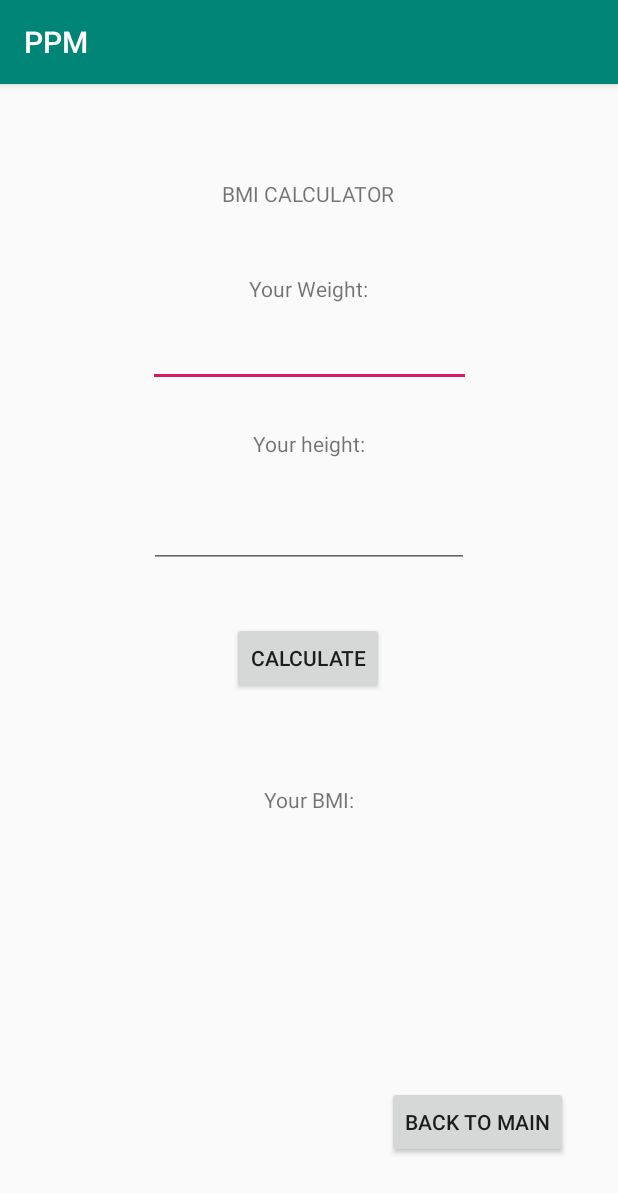
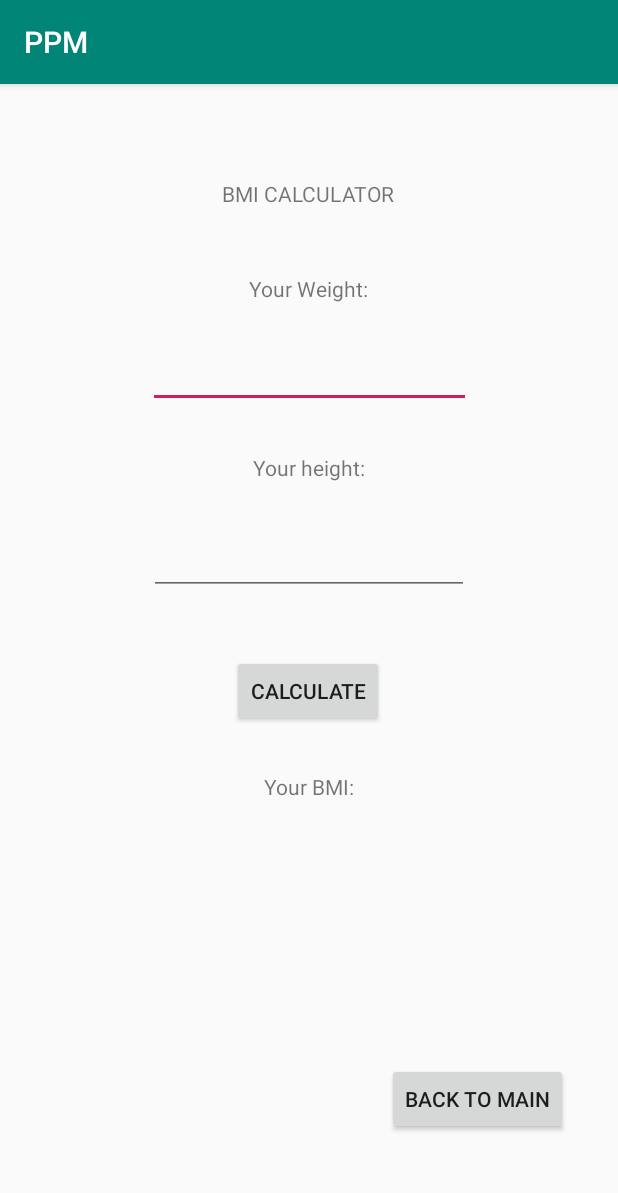
Before and after one commit to ravczar/PAMO, an Android app: the BMI screen opened directly, with no data from a screen before it, on a phone screen of 412 x 824 dp. Shown: the top 1193 px of the screen. Run offline under Robolectric (Android 15) with nearby library versions, the phone set to English and light mode, and no system bars.

Commit message:
remove search bar from main view left by mistake

```diff
--- a/PPM/app/src/main/res/layout/activity_main.xml
+++ b/PPM/app/src/main/res/layout/activity_main.xml
@@ -119,10 +119,4 @@
         app:layout_constraintStart_toEndOf="@+id/sex_text"
         app:layout_constraintTop_toBottomOf="@+id/ppm_view" />
 
-    <SearchView
-        android:layout_width="409dp"
-        android:layout_height="260dp"
-        tools:layout_editor_absoluteX="1dp"
-        tools:layout_editor_absoluteY="470dp" />
-
 </androidx.constraintlayout.widget.ConstraintLayout>
--- a/PPM/app/src/main/res/layout/bmi.xml
+++ b/PPM/app/src/main/res/layout/bmi.xml
@@ -22,12 +22,15 @@
         android:id="@+id/bmi_back"
         android:layout_width="wrap_content"
         android:layout_height="wrap_content"
+        android:layout_marginTop="70dp"
         android:layout_marginBottom="52dp"
         android:text="Back To Main"
         app:layout_constraintBottom_toBottomOf="parent"
         app:layout_constraintEnd_toEndOf="parent"
         app:layout_constraintHorizontal_bias="0.885"
-        app:layout_constraintStart_toStartOf="parent" />
+        app:layout_constraintStart_toStartOf="parent"
+        app:layout_constraintTop_toBottomOf="@+id/result"
+        app:layout_constraintVertical_bias="0.872" />
 
     <TextView
         android:id="@+id/textView4"
@@ -43,7 +46,7 @@
         android:id="@+id/weight"
         android:layout_width="215dp"
         android:layout_height="40dp"
-        android:layout_marginTop="16dp"
+        android:layout_marginTop="30dp"
         android:ems="10"
         android:inputType="number"
         app:layout_constraintEnd_toEndOf="parent"
@@ -54,7 +57,7 @@
         android:id="@+id/height_text"
         android:layout_width="wrap_content"
         android:layout_height="wrap_content"
-        android:layout_marginTop="28dp"
+        android:layout_marginTop="30dp"
         android:text="Your height:"
         app:layout_constraintEnd_toEndOf="parent"
         app:layout_constraintStart_toStartOf="parent"
@@ -64,7 +67,7 @@
         android:id="@+id/height"
         android:layout_width="wrap_content"
         android:layout_height="wrap_content"
-        android:layout_marginTop="28dp"
+        android:layout_marginTop="30dp"
         android:ems="10"
         android:inputType="number"
         app:layout_constraintEnd_toEndOf="parent"
@@ -75,7 +78,7 @@
         android:id="@+id/calculate_btn"
         android:layout_width="wrap_content"
         android:layout_height="wrap_content"
-        android:layout_marginTop="36dp"
+        android:layout_marginTop="40dp"
         android:text="CALCULATE"
         app:layout_constraintEnd_toEndOf="parent"
         app:layout_constraintHorizontal_bias="0.498"
@@ -86,11 +89,10 @@
         android:id="@+id/result"
         android:layout_width="wrap_content"
         android:layout_height="wrap_content"
+        android:layout_marginTop="30dp"
         android:text="Your BMI:"
-        app:layout_constraintBottom_toTopOf="@+id/bmi_back"
         app:layout_constraintEnd_toEndOf="parent"
         app:layout_constraintStart_toStartOf="parent"
-        app:layout_constraintTop_toBottomOf="@+id/calculate_btn"
-        app:layout_constraintVertical_bias="0.251" />
+        app:layout_constraintTop_toBottomOf="@+id/calculate_btn" />
 
 </androidx.constraintlayout.widget.ConstraintLayout>
```
Also changed, not shown: PPM/app/src/main/java/com/pjatk/s16281/Recipe.java (+4 -13 lines), PPM/app/src/main/res/layout/recipe.xml (+0 -13 lines).
